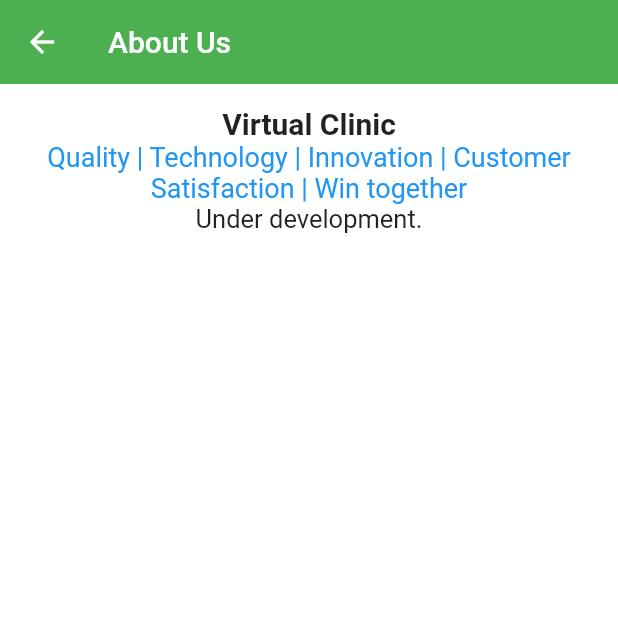
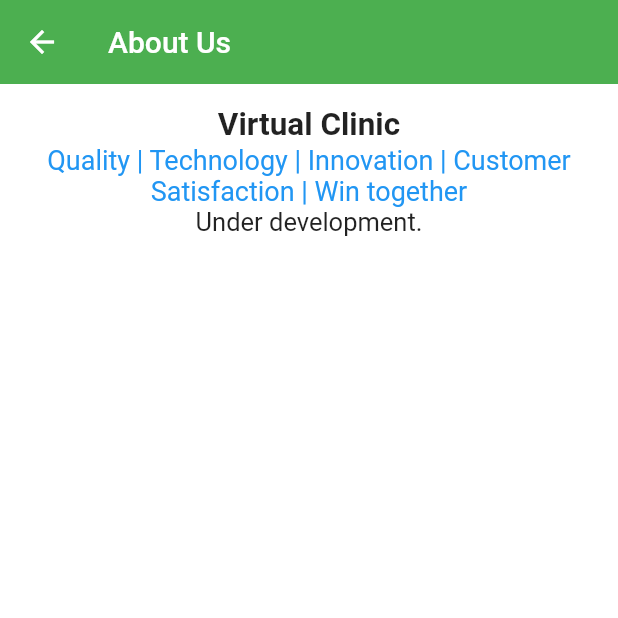
Before and after one commit to 6saksham9/Virtual-Clinic, a Flutter app: the AboutUsScreen screen opened directly, on a phone screen of 412 x 824 dp, the top half of it. Run offline on Flutter 3.47's test engine with Material 2 defaults, Android fonts, the phone set to English and light mode, and no system bars; our stand-ins replace cloud_firestore, firebase_auth, firebase_core, firebase_storage, form_field_validator, image_picker and 2 more; missing offline and left inert: agora_rtc_engine; accounts and stored records are empty.

Commit message:
first commit done

```diff
--- a/lib/about_us_screen.dart
+++ b/lib/about_us_screen.dart
@@ -22,7 +22,7 @@ class AboutUsScreen extends StatelessWidget {
           child: SingleChildScrollView(
             child: Column(
               children: [
-                boldText("Virtual Clinic", 20),
+                boldText("Virtual Clinic", 21),
                 Text(
                   "Quality | Technology | Innovation | Customer Satisfaction | Win together",
                   style: TextStyle(color: blue, fontSize: 18),
```
